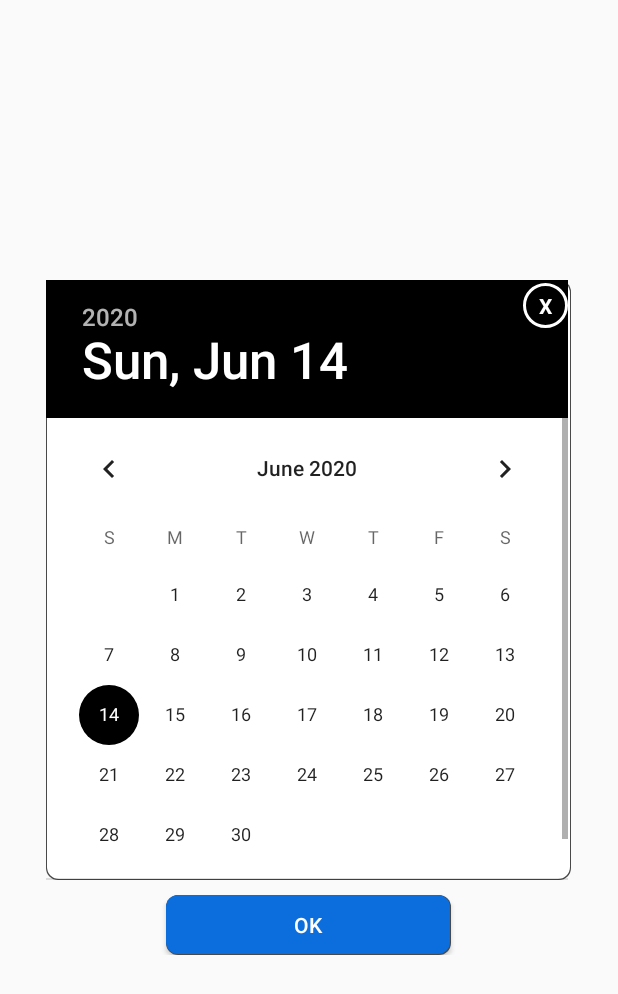
After one commit to kudohdtt/bookingroom-v3, an Android app: the layout popup_calendar.xml on its own in the app's theme, with its tools: preview values and no code run, on a phone screen of 412 x 824 dp. The commit adds this screen. Shown: the top 994 px of the screen. Run offline under Robolectric (Android 15) with nearby library versions, the phone set to English and light mode, and no system bars.

Commit message:
popup checkin check out
popup

```diff
--- a/MyFirstApp/app/src/main/java/com/learnadroid/myfirstapp/ggMap/GoogleMapAPI.java
+++ b/MyFirstApp/app/src/main/java/com/learnadroid/myfirstapp/ggMap/GoogleMapAPI.java
@@ -98,7 +98,6 @@ public class GoogleMapAPI extends FragmentActivity implements OnMapReadyCallback
                         addressList = geocoder.getFromLocationName(location, 1);
                         if (addressList != null) {
                             Address address = addressList.get(0);
-                            Toast.makeText(getApplicationContext(), address.toString(), Toast.LENGTH_LONG).show();
                             LatLng latLng = new LatLng(address.getLatitude(), address.getLongitude());
                             mMap.addMarker(new MarkerOptions().position(latLng).title(location));
                             mMap.animateCamera(CameraUpdateFactory.newLatLngZoom(latLng, 20));
@@ -135,7 +134,6 @@ public class GoogleMapAPI extends FragmentActivity implements OnMapReadyCallback
 
 
     private void addHotel(ArrayList<Hotel> hotelList) {
-        Toast.makeText(getApplicationContext(), "AddHotelLocation", Toast.LENGTH_LONG).show();
         for (int i = 0; i < hotelList.size(); i++) {
             String location = hotelList.get(i).getLocation();
             if (location != null && !location.equals("")) {
@@ -161,7 +159,6 @@ public class GoogleMapAPI extends FragmentActivity implements OnMapReadyCallback
             @Override
             public void onInfoWindowClick (Marker marker){
                 int id = (int) marker.getTag();
-                Toast.makeText(getApplicationContext(), "" + id, Toast.LENGTH_LONG).show();
                 Intent intent = new Intent(GoogleMapAPI.this, timphong.class);
                 AccountManager.hotelId = id;
                 startActivity(intent);
@@ -179,7 +176,6 @@ public class GoogleMapAPI extends FragmentActivity implements OnMapReadyCallback
                         // Got last known location. In some rare situations this can be null.
                         if (location != null) {
                             currentLocation = location;
-                            Toast.makeText(getApplicationContext(), currentLocation.getLatitude() + " " + currentLocation.getLongitude(), Toast.LENGTH_LONG).show();
 
                             LatLng latLng = new LatLng(currentLocation.getLatitude(), currentLocation.getLongitude());
                             mMap.moveCamera(CameraUpdateFactory.newLatLngZoom(latLng, 18));
@@ -215,7 +211,6 @@ public class GoogleMapAPI extends FragmentActivity implements OnMapReadyCallback
 
         } else {
             ActivityCompat.requestPermissions(this, new String[]{Manifest.permission.ACCESS_FINE_LOCATION}, 1);
-            Toast.makeText(getApplicationContext(), "requestPermissions", Toast.LENGTH_LONG).show();
         }
 
     }
--- /dev/null
+++ b/MyFirstApp/app/src/main/res/drawable/x_background.xml
@@ -0,0 +1,4 @@
+<?xml version="1.0" encoding="utf-8"?>
+<shape android:shape="oval" xmlns:android="http://schemas.android.com/apk/res/android">
+    <stroke android:width="2dp" android:color="@android:color/white"/>
+</shape>
--- a/MyFirstApp/app/src/main/res/layout/activity_home.xml
+++ b/MyFirstApp/app/src/main/res/layout/activity_home.xml
@@ -39,7 +39,7 @@
 
         <ImageView
             android:id="@+id/imageButtonFindeCI"
-            android:layout_width="360px"
+            android:layout_width="137dp"
             android:layout_height="match_parent"
             android:scaleX="1.5"
             android:scaleY="1.5"
@@ -47,7 +47,7 @@
 
         <ImageView
             android:id="@+id/imageButtonOrderCI"
-            android:layout_width="360px"
+            android:layout_width="137dp"
             android:layout_height="match_parent"
             android:scaleX="1.5"
             android:scaleY="1.5"
@@ -56,7 +56,7 @@
 
         <ImageView
             android:id="@+id/imageButtonAccountCI"
-            android:layout_width="360px"
+            android:layout_width="137dp"
             android:layout_height="match_parent"
             android:scaleX="1.5"
             android:scaleY="1.5"
--- /dev/null
+++ b/MyFirstApp/app/src/main/res/layout/popup_calendar.xml
@@ -0,0 +1,44 @@
+<?xml version="1.0" encoding="utf-8"?>
+<RelativeLayout xmlns:android="http://schemas.android.com/apk/res/android"
+    android:layout_width="350dp"
+    android:layout_height="450dp"
+
+    android:layout_gravity="center">
+
+    <DatePicker
+        android:id="@+id/checkInDate"
+        android:layout_width="350dp"
+        android:layout_height="400dp"
+        android:layout_gravity="top"
+        android:background="@drawable/bogoclich" />
+
+    <TextView
+        android:id="@+id/txtclosePopup"
+        android:layout_width="30dp"
+        android:layout_height="30dp"
+        android:layout_alignParentEnd="true"
+        android:layout_marginEnd="2dp"
+        android:layout_marginTop="2dp"
+        android:gravity="center"
+        android:text="X"
+        android:textColor="@android:color/white"
+        android:textStyle="bold"
+        android:background="@drawable/x_background"/>
+
+    <Button
+        android:id="@+id/btnConfirm"
+        android:layout_width="200dp"
+        android:layout_height="40dp"
+        android:layout_alignParentBottom="true"
+
+        android:layout_alignParentEnd="true"
+        android:layout_alignParentStart="true"
+
+        android:layout_marginEnd="80dp"
+        android:layout_marginStart="80dp"
+        android:background="@drawable/bobutton"
+        android:gravity="center"
+        android:text="@string/ok"
+        android:textColor="#FFFFFF" />
+
+</RelativeLayout>
```
Also changed, not shown: MyFirstApp/app/src/main/java/com/learnadroid/myfirstapp/home/SearchHotel.java (+46 -13 lines).
